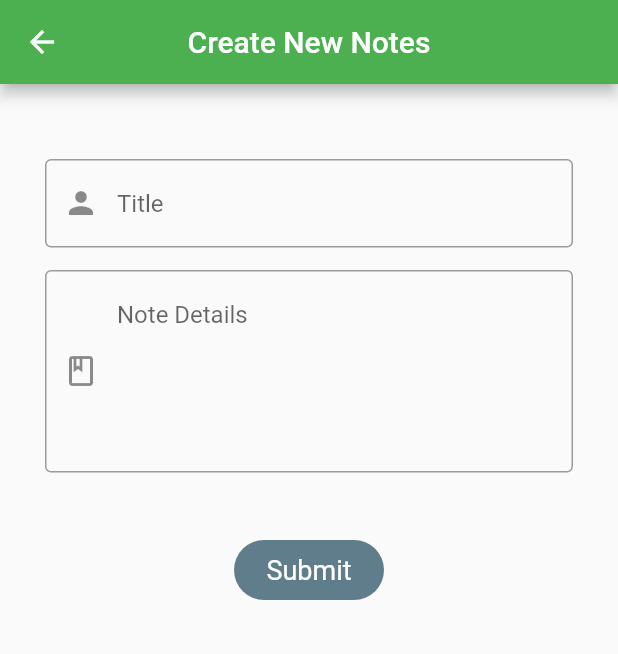
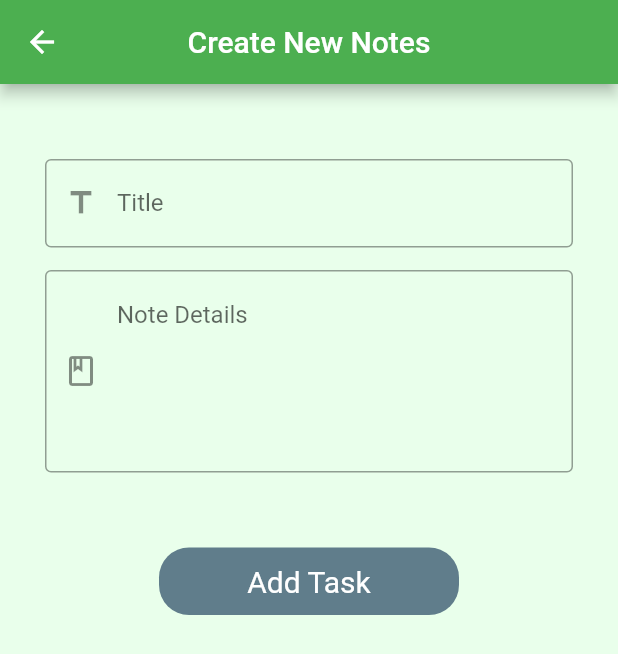
Before and after one commit to HH-Tushar/Daily_Task-to-do, a Flutter app: the screen it shows after launch, after a tap on the "add chart" icon, on a phone screen of 412 x 824 dp. Shown: the top 654 px of the screen. Run offline on Flutter 3.47's test engine with Material 2 defaults, Android fonts, the phone set to English and light mode, and no system bars; our stand-ins replace shared_preferences.

Commit message:
final version 1.0

```diff
--- a/lib/constants/servieces.dart
+++ b/lib/constants/servieces.dart
@@ -1,5 +1,6 @@
 import 'dart:convert';
 import 'dart:developer';
+import 'package:flutter/material.dart';
 
 import 'package:shared_preferences/shared_preferences.dart';
 
@@ -48,16 +49,14 @@ class Services{
 SharedPreferences? pref;
 
 List<Services> notes=[
-  // Services(
-  //     creationDate: DateTime.now(),
-  //     noteDetails: "Press Single Tab To see Details . Long Press To Edit Me ",
-  //     noteTitle: 'Tap Me'),
-  // Services(
-  //     creationDate: DateTime.now(),
-  //     noteDetails: "Press Single Tab To see Details . Long Press To Edit Me ",
-  //     noteTitle: 'Tap Me'),
-  // Services(
-  //     creationDate: DateTime.now(),
-  //     noteDetails: "Press Single Tab To see Details . Long Press To Edit Me ",
-  //     noteTitle: 'Tap Me'),
 ];
+
+const Color myAppbarColor=Color.fromRGBO(52, 150, 57, 1);
+const Color myBackgroundColor=Color.fromRGBO(233, 255, 235, 1);
+myAppBar(final title) {
+  return AppBar(
+    backgroundColor: myAppbarColor,
+    title: Text(title),
+    centerTitle: true,
+  );
+}
--- a/lib/create_notes.dart
+++ b/lib/create_notes.dart
@@ -24,7 +24,7 @@ class _CreateNotesState extends State<CreateNotes> {
     setState(() {
       notes.add(
           Services(noteTitle: titleNotes.toString(),
-          noteDetails: detailsNote.toString(),
+          noteDetails: detailsNote?.length==null ?"This Note Does'nt Contain any Details":detailsNote.toString(),
           creationDate: DateTime.now()));
 
       List<String> noteList = notes.map((notes) => jsonEncode(notes.toMap())).toList();
@@ -47,6 +47,7 @@ class _CreateNotesState extends State<CreateNotes> {
 
   Widget build(BuildContext context) {
     return Scaffold(
+      backgroundColor: myBackgroundColor,
       appBar: AppBar(
         title: const Text("Create New Notes"),
         centerTitle: true,
@@ -58,20 +59,17 @@ class _CreateNotesState extends State<CreateNotes> {
           key: mykey,
           child: Column(
             children: [
-              // SizedBox(
-              //   height: 250,
-              //   child: Image.asset("assets/pic/login.png",fit:BoxFit.cover),
-              // ),
+
               const SizedBox(
                 height: 20,
               ),
               TextFormField(
                 controller: titleNotesController,
                 decoration: const InputDecoration(
-                  prefixIcon: (Icon(Icons.person)), //icon inside box
+                  prefixIcon: (Icon(Icons.title)), //icon inside box
                   // icon:(Icon(Icons.person)),//icon outside before box
                   hintText: "Title",
-                  //labelText: "User name",
+                  labelText: "Title",
                   border: OutlineInputBorder(),
                 ),
                 onChanged: (value) => setState(() => titleNotes = value),
@@ -109,17 +107,15 @@ class _CreateNotesState extends State<CreateNotes> {
                 //   }
                 // },
               ),
-              const SizedBox(
-                height: 15,
-              ),
+
 
               const SizedBox(
-                height: 30,
+                height: 50,
               ),
 
               Container(
-                width: 100,
-                height: 40,
+                width: 200,
+                height: 45,
                 decoration: BoxDecoration(
                   borderRadius: BorderRadius.circular(20),
                   color: Colors.blueGrey,
@@ -127,20 +123,11 @@ class _CreateNotesState extends State<CreateNotes> {
                 child: TextButton(
                     onPressed:savenotes,
 
-                    // onPressed: ()  {
-                    //   print('btn printed');
-                    //   setState((){
-                    //     savenotes;
-                    //     print('inside set state');
-                    //     Navigator.pop(context);
-                    //   });
-                    //
-                    // },
                     child: const Text(
-                      "Submit",
+                      "Add Task",
                       style: TextStyle(
                           color: Colors.white,
-                          fontSize: 18,
+                          fontSize: 20,
                           fontWeight: FontWeight.w400),
                     )),
               )
--- a/lib/homePage.dart
+++ b/lib/homePage.dart
@@ -24,23 +24,29 @@ class _HomePageState extends State<HomePage> {
 
   loadDate() async {
     pref = await SharedPreferences.getInstance();
-    setState(() {
+    storeNotes();
+  }
+
+storeNotes(){  setState(() {
   List<String>? noteList = pref?.getStringList('notes');
   notes = noteList!
       .map((eachElement) => Services.fromMap(jsonDecode(eachElement)))
       .toList();
-    });
 }
+);}
 
   @override
   void initState() {
     loadDate();
+    //storeNotes;
     super.initState();
   }
 
   @override
   Widget build(BuildContext context) {
     return Scaffold(
+      extendBody: true,
+      backgroundColor: myBackgroundColor,
       appBar: myAppBar("Daily Task"),
       floatingActionButton: FloatingActionButton(
         onPressed: () {
@@ -53,6 +59,7 @@ class _HomePageState extends State<HomePage> {
                       //onpressed is used for callback to refresh database.which will let u see the update.
                           onpressed: () {
                             setState(() {
+                              //storeNotes();
                               loadDate();
                             });
                           },
@@ -65,30 +72,32 @@ class _HomePageState extends State<HomePage> {
         ),
       ),
       body: ListView.builder(
-        padding: const EdgeInsets.all(10),
+        physics:ScrollPhysics(),
+        //padding: const EdgeInsets.all(10),
         itemCount: notes.length,
         itemBuilder: (BuildContext context, int index) {
-          return ListTile(
+          return Padding(
+            padding: const EdgeInsets.only(top: 10,left: 8,right: 8),
+            child: ListTile(
+              selected: true,
+              selectedTileColor: Colors.green,
+              selectedColor: Colors.white,
               shape: RoundedRectangleBorder(
-              borderRadius: BorderRadius.circular(20),
+                borderRadius: BorderRadius.circular(10),
               ),
-            title: Text(notes[index].noteTitle),
-            subtitle: Text(formateDateTime(notes[index].creationDate)),
+              title: Text("Title : "+notes[index].noteTitle),
+              subtitle: Text("Last Edited : "+formateDateTime(notes[index].creationDate)),
+
               onTap: () {
-              showDialog(
-                  context: context,
-                  builder: (_) => ViewNotes(index: index,
-                      ));
-
-              // print("request for details");
-            },
-            onLongPress: () {
                 setState(() {
                   Navigator.push(
                       context,
                       MaterialPageRoute(
-                        builder: (context) => EditNotes(
-                              index: index,
+                          builder: (context) => ViewNotes(
+                                index: index, onPressed: () { setState(() {
+                                  loadDate();
+                                  print("successfully loaded data");
+                                }); },
                               )));
                 });
               },
@@ -110,6 +119,7 @@ class _HomePageState extends State<HomePage> {
                 },
                 child: const Icon(Icons.delete),
               ),
+            ),
           );
         },
       ),
```
Also changed, not shown: lib/constants/attentionScreen.dart (+4 -10 lines), lib/constants/constants.dart (+0 -7 lines), lib/editNotes.dart (+14 -14 lines), lib/viewNotes.dart (+73 -14 lines). Lines whose indentation alone changed are shown as unchanged.
